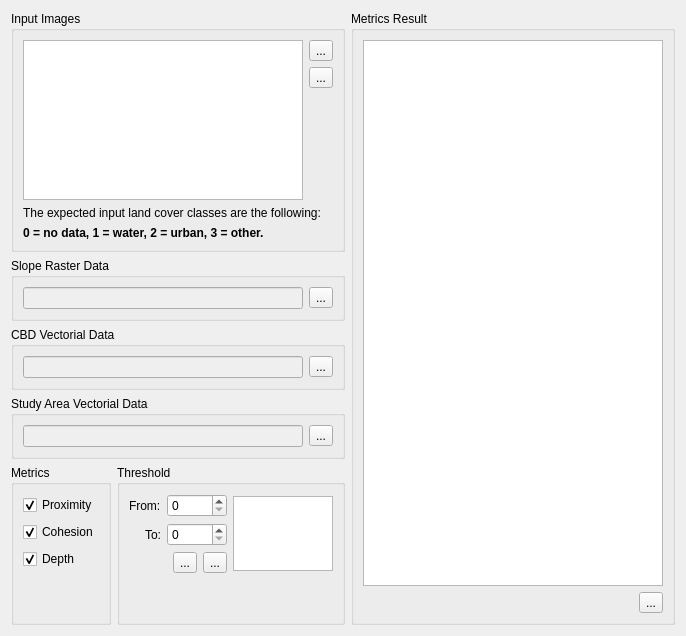
This is src/terralib_mod_growth_qt/ui/SprawlMetricsWidgetForm.ui in ericabreu82/urban_analysis as Qt 5 draws it before an edit. The edited form follows.
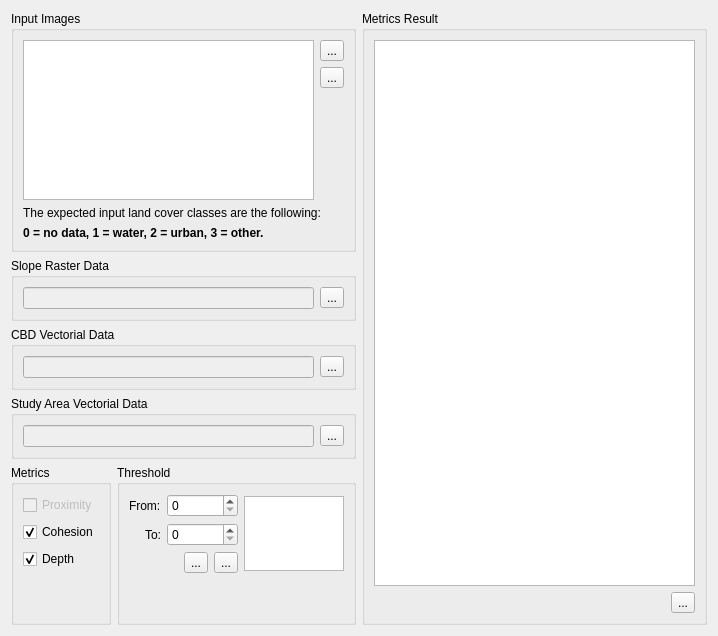
This is the edited form.

Commit message: Reclassification step will run automatically before the calculation of the metrics Using the Adaptive Kd-Tree in the Euclidean Distance algorithm. Still need some validations and fixes Now the the calculation results are displayed in the Dialog Now the calculation results can be exported to a txt file

```diff
--- a/src/terralib_mod_growth_qt/ui/SprawlMetricsWidgetForm.ui
+++ b/src/terralib_mod_growth_qt/ui/SprawlMetricsWidgetForm.ui
@@ -6,7 +6,7 @@
    <rect>
     <x>0</x>
     <y>0</y>
-    <width>683</width>
+    <width>718</width>
     <height>636</height>
    </rect>
   </property>
@@ -31,11 +31,14 @@
            <layout class="QGridLayout" name="gridLayout_11">
             <item row="0" column="0">
              <widget class="QCheckBox" name="m_proximityCheckBox">
+              <property name="enabled">
+               <bool>false</bool>
+              </property>
               <property name="text">
                <string>Proximity</string>
               </property>
               <property name="checked">
-               <bool>true</bool>
+               <bool>false</bool>
               </property>
              </widget>
             </item>
```
The commit also changes 5 other files.
